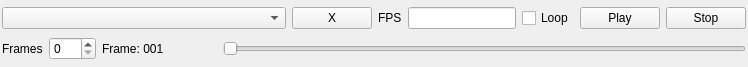
The window that src/qtui/animwidget.ui (zturtleman/mm3d) describes before a commit, drawn with Qt 5.
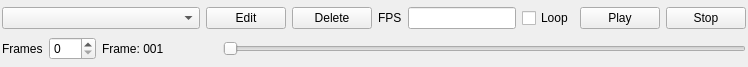
The same window after the commit. Custom widgets are drawn as their Qt base class.

Commit message: Add Edit to animation widget

```diff
--- a/src/qtui/animwidget.ui
+++ b/src/qtui/animwidget.ui
@@ -65,13 +65,23 @@
        </property>
       </widget>
      </item>
+     <item>
+      <widget class="QPushButton" name="m_editButton">
+       <property name="toolTip">
+        <string>Edit Animation</string>
+       </property>
+       <property name="text">
+        <string>Edit</string>
+       </property>
+      </widget>
+     </item>
      <item>
       <widget class="QPushButton" name="m_deleteButton">
        <property name="toolTip">
         <string>Delete Animation</string>
        </property>
        <property name="text">
-        <string>X</string>
+        <string>Delete</string>
        </property>
       </widget>
      </item>
```
Left out of the diff: 16 changed lines with no effect on the pictures. The commit also changes 5 other files.
